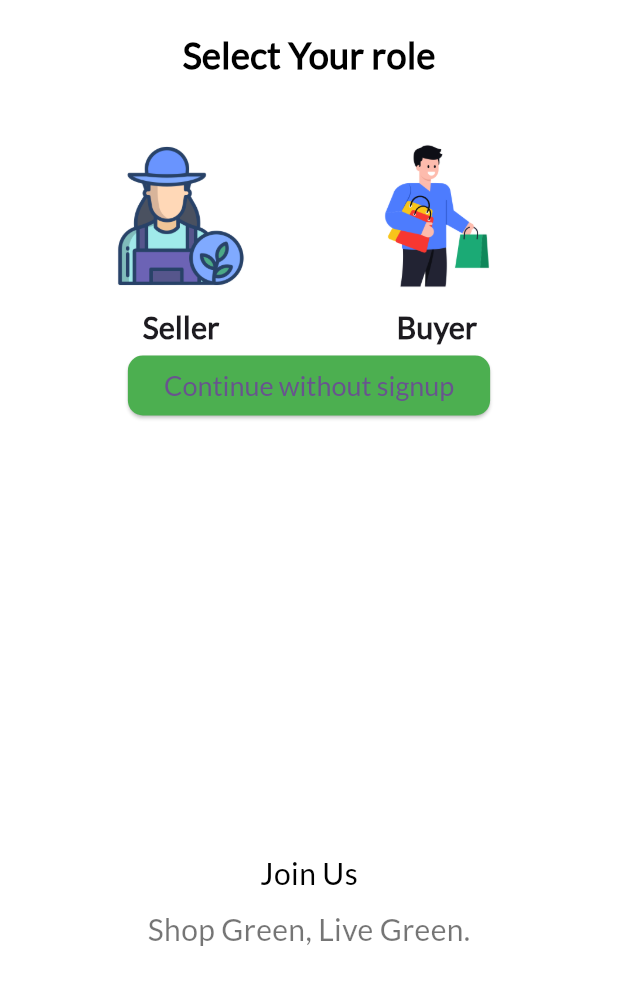
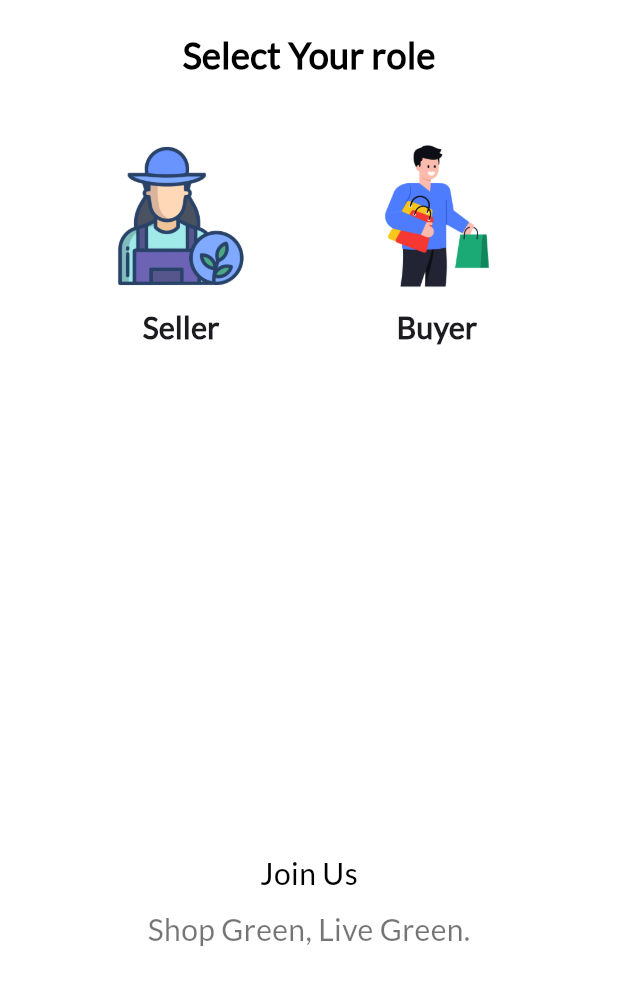
Before and after one commit to Prashant-Chaudhary58/mero_bazar, a Flutter app: the screen it shows after launch, on a phone screen of 412 x 824 dp, the part 225-1230 px from its top. Run offline on Flutter 3.47's test engine with Material 3 defaults, Android fonts, the phone set to English and light mode, and no system bars.

Commit message:
removed continue without signup from role selection screen and added route to home in login and signup button

```diff
--- a/lib/screens/auth/role_selection_screen.dart
+++ b/lib/screens/auth/role_selection_screen.dart
@@ -81,18 +81,6 @@ class RoleSelectionScreen extends StatelessWidget {
                 ),
               ],
             ),
-            Column(
-              //just for testing home page initially
-              children: [
-                ElevatedButton(
-                  onPressed: () {
-                    Navigator.pushNamed(context, '/home');
-                  },
-                  child: Text('Continue without signup'),
-                ),
-              ],
-            ),
-
             const Spacer(),
 
             const Text(
--- a/lib/theme/theme_data.dart
+++ b/lib/theme/theme_data.dart
@@ -8,11 +8,11 @@ ThemeData getApplicationTheme() {
       style: ElevatedButton.styleFrom(
         textStyle: TextStyle(
           fontSize: 18,
-          color: const Color.fromARGB(255, 234, 233, 229),
+          color:Colors.white,
           fontWeight: FontWeight.w500,
           fontFamily: "lato Regular"
         ),
-        backgroundColor: Colors.green,
+        backgroundColor: Colors.green.shade700,
         // backgroundColor: Color(0xFFbbdb44), (to add hex color)
         shape: RoundedRectangleBorder(
           borderRadius: BorderRadius.circular(10)
```
Also changed, not shown: lib/screens/auth/login_screen.dart (+13 -11 lines), lib/screens/auth/signup_screen.dart (+9 -8 lines).
